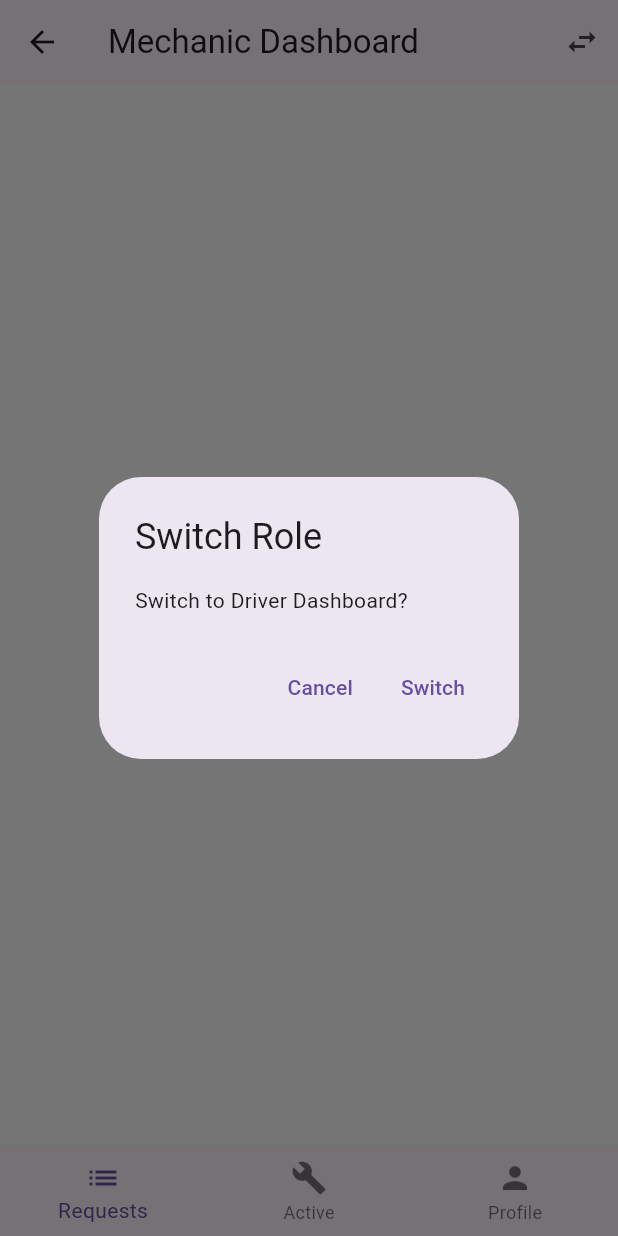
After one commit to dhruvgoel3/DriveResQ-App, a Flutter app: the MechanicDashboardView screen opened by its route, after a tap on the "swap horiz" icon, on a phone screen of 412 x 824 dp. The commit adds this screen. Run offline on Flutter 3.47's test engine with Material 3 defaults, Android fonts, the phone set to English and light mode, and no system bars; our stand-ins replace cloud_firestore, firebase_auth, firebase_core, firebase_storage, geocoding, geolocator and 2 more; accounts and stored records are empty.

Commit message:
DriveResQ App Module 2

```diff
--- a/lib/app/routes/app_routes.dart
+++ b/lib/app/routes/app_routes.dart
@@ -1,9 +1,11 @@
-import 'package:flutter/material.dart';
+import 'package:driveresq_app/modules/driver/bindings/driver_binding.dart';
+import 'package:driveresq_app/modules/driver/views/driver_dashboard_view.dart';
+import 'package:driveresq_app/modules/mechanic/bindings/mechanic_binding.dart';
+import 'package:driveresq_app/modules/mechanic/views/mechanic_dashboard_view.dart';
 import 'package:get/get_navigation/src/routes/get_route.dart';
 
 import '../../modules/auth/bindings/auth_bindings.dart';
 import '../../modules/auth/views/login_view.dart';
-import '../../modules/auth/views/role_selection_view.dart';
 import '../../modules/auth/views/splash_view.dart';
 import 'app_pages.dart';
 
@@ -15,8 +17,15 @@ class AppPages {
       binding: AuthBinding(),
     ),
     GetPage(name: Routes.LOGIN, page: () => LoginView()),
-    GetPage(name: Routes.DRIVER, page: () => RoleSelectionView()),
-    GetPage(name: Routes.MECHANIC, page: () => RoleSelectionView()),
-
+    GetPage(
+      name: Routes.DRIVER,
+      page: () => DriverDashboardView(),
+      binding: DriverBinding(),
+    ),
+    GetPage(
+      name: Routes.MECHANIC,
+      page: () => MechanicDashboardView(),
+      binding: MechanicBinding(),
+    ),
   ];
 }
--- a/lib/modules/auth/controllers/auth_controller.dart
+++ b/lib/modules/auth/controllers/auth_controller.dart
@@ -108,4 +108,23 @@ class AuthController extends GetxController {
       Get.offAllNamed(Routes.MECHANIC);
     }
   }
+
+
+// this method is only for development phase and this method is used to switch phases in our app
+  Future<void> switchRole(String newRole) async {
+    final user = FirebaseAuth.instance.currentUser!;
+
+    await FirebaseFirestore.instance
+        .collection('users')
+        .doc(user.uid)
+        .update({'role': newRole});
+
+    // Navigate immediately
+    if (newRole == 'driver') {
+      Get.offAllNamed(Routes.DRIVER);
+    } else {
+      Get.offAllNamed(Routes.MECHANIC);
+    }
+  }
+
 }
--- /dev/null
+++ b/lib/modules/driver/bindings/driver_binding.dart
@@ -0,0 +1,9 @@
+import 'package:get/get.dart';
+import '../controllers/driver_controller.dart';
+
+class DriverBinding extends Bindings {
+  @override
+  void dependencies() {
+    Get.put(DriverController());
+  }
+}
--- /dev/null
+++ b/lib/modules/mechanic/bindings/mechanic_binding.dart
@@ -0,0 +1,11 @@
+import 'package:get/get.dart';
+
+import '../controller/mechanic_controller.dart';
+
+
+class MechanicBinding extends Bindings {
+  @override
+  void dependencies() {
+    Get.put(MechanicController());
+  }
+}
--- /dev/null
+++ b/lib/modules/mechanic/controller/mechanic_controller.dart
@@ -0,0 +1,9 @@
+import 'package:get/get.dart';
+
+class MechanicController extends GetxController {
+  var currentIndex = 0.obs;
+
+  void changeTab(int index) {
+    currentIndex.value = index;
+  }
+}
--- /dev/null
+++ b/lib/modules/mechanic/views/mechanic_active_job_view.dart
@@ -0,0 +1,15 @@
+import 'package:flutter/material.dart';
+
+class MechanicActiveJobView extends StatelessWidget {
+  const MechanicActiveJobView({super.key});
+
+  @override
+  Widget build(BuildContext context) {
+    return Scaffold(
+      appBar: AppBar(title: const Text("Active Job")),
+      body: const Center(
+        child: Text("Active job details will appear here"),
+      ),
+    );
+  }
+}
--- /dev/null
+++ b/lib/modules/mechanic/views/mechanic_dashboard_view.dart
@@ -0,0 +1,36 @@
+import 'package:flutter/material.dart';
+import 'package:get/get.dart';
+import '../controller/mechanic_controller.dart';
+import 'mechanic_requests_view.dart';
+import 'mechanic_active_job_view.dart';
+
+class MechanicDashboardView extends StatelessWidget {
+  const MechanicDashboardView({super.key});
+
+  @override
+  Widget build(BuildContext context) {
+    final controller = Get.find<MechanicController>();
+
+    return Obx(() {
+      return Scaffold(
+        body: IndexedStack(
+          index: controller.currentIndex.value,
+          children: const [
+            MechanicRequestsView(),
+            MechanicActiveJobView(),
+            Center(child: Text("Profile (Later)")),
+          ],
+        ),
+        bottomNavigationBar: BottomNavigationBar(
+          currentIndex: controller.currentIndex.value,
+          onTap: controller.changeTab,
+          items: const [
+            BottomNavigationBarItem(icon: Icon(Icons.list), label: "Requests"),
+            BottomNavigationBarItem(icon: Icon(Icons.build), label: "Active"),
+            BottomNavigationBarItem(icon: Icon(Icons.person), label: "Profile"),
+          ],
+        ),
+      );
+    });
+  }
+}
--- /dev/null
+++ b/lib/modules/mechanic/views/mechanic_requests_view.dart
@@ -0,0 +1,46 @@
+import 'package:flutter/material.dart';
+import 'package:get/get_core/src/get_main.dart';
+import 'package:get/get_instance/src/extension_instance.dart';
+import 'package:get/get_navigation/src/extension_navigation.dart';
+
+import '../../auth/controllers/auth_controller.dart';
+
+class MechanicRequestsView extends StatelessWidget {
+  const MechanicRequestsView({super.key});
+
+  @override
+  Widget build(BuildContext context) {
+    return Scaffold(
+      appBar: AppBar(
+        title: const Text("Mechanic Dashboard"),
+        actions: [
+          IconButton(
+            icon: const Icon(Icons.swap_horiz),
+            onPressed: () {
+              Get.dialog(
+                AlertDialog(
+                  title: const Text("Switch Role"),
+                  content: const Text("Switch to Driver Dashboard?"),
+                  actions: [
+                    TextButton(
+                      onPressed: () => Get.back(),
+                      child: const Text("Cancel"),
+                    ),
+                    TextButton(
+                      onPressed: () {
+                        Get.find<AuthController>().switchRole('driver');
+                      },
+                      child: const Text("Switch"),
+                    ),
+                  ],
+                ),
+              );
+            },
+          ),
+        ],
+      ),
+
+      body: const Center(child: Text("Requests will appear here (Module 3)")),
+    );
+  }
+}
--- a/pubspec.yaml
+++ b/pubspec.yaml
@@ -39,6 +39,10 @@ dependencies:
   cloud_firestore: ^6.1.1
   get: ^4.7.3
   google_fonts: ^7.0.0
+  geolocator: ^14.0.2
+  geocoding: ^4.0.0
+  image_picker: ^1.2.1
+  firebase_storage: ^13.0.5
 
 dev_dependencies:
   flutter_test:
```
Also changed, not shown: lib/data/models/request_model.dart (added, +35 -0 lines), lib/modules/driver/controllers/create_request_controller.dart (added, +86 -0 lines), lib/modules/driver/controllers/driver_controller.dart (added, +9 -0 lines), lib/modules/driver/services/location_service.dart (added, +48 -0 lines), lib/modules/driver/views/driver_dashboard_view.dart (added, +33 -0 lines), lib/modules/driver/views/driver_home_view.dart (added, +22 -0 lines), lib/modules/mechanic/views/create_request_view.dart (added, +107 -0 lines), pubspec.lock, 7 other files.
